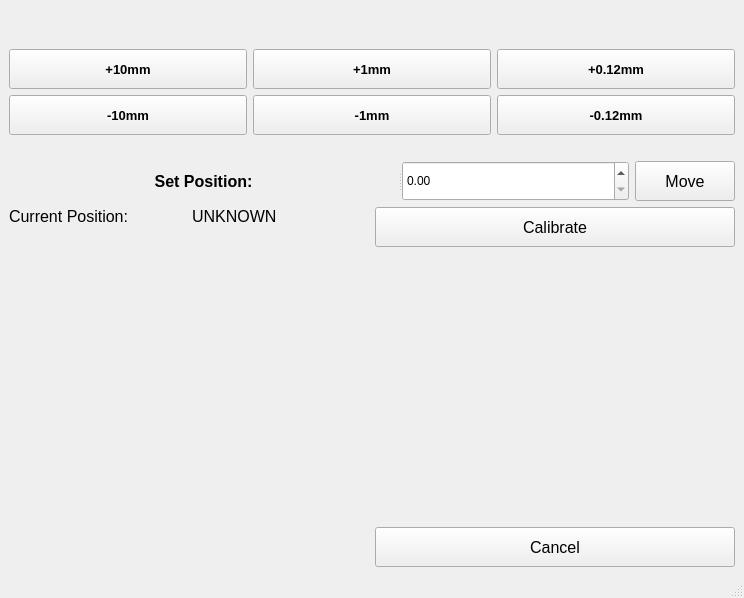
ejmeitz/CameraControlUI, file cameracontrolui.ui: the form before one commit.
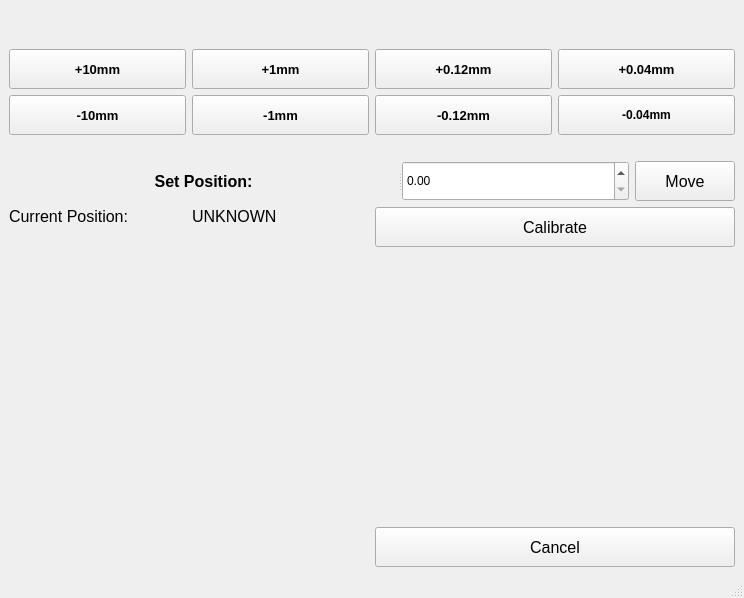
The form after the commit.

Commit message: added single step capabilities

What changed in the file:
```diff
--- a/cameracontrolui.ui
+++ b/cameracontrolui.ui
@@ -187,6 +187,45 @@
             </property>
            </spacer>
           </item>
+          <item row="1" column="3">
+           <widget class="QPushButton" name="singleStepUpButton">
+            <property name="minimumSize">
+             <size>
+              <width>100</width>
+              <height>40</height>
+             </size>
+            </property>
+            <property name="font">
+             <font>
+              <pointsize>10</pointsize>
+              <weight>75</weight>
+              <bold>true</bold>
+             </font>
+            </property>
+            <property name="text">
+             <string>+0.04mm</string>
+            </property>
+           </widget>
+          </item>
+          <item row="2" column="3">
+           <widget class="QPushButton" name="singleStepDownButton">
+            <property name="minimumSize">
+             <size>
+              <width>100</width>
+              <height>40</height>
+             </size>
+            </property>
+            <property name="font">
+             <font>
+              <weight>75</weight>
+              <bold>true</bold>
+             </font>
+            </property>
+            <property name="text">
+             <string>-0.04mm</string>
+            </property>
+           </widget>
+          </item>
          </layout>
         </item>
         <item>
```
Left out of the diff: 64 changed lines with no effect on the pictures. The commit also changes 3 other files.
